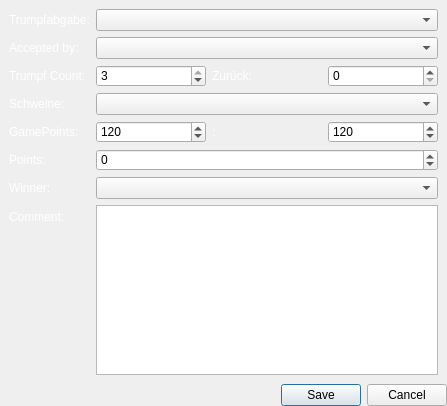
Qt form src/ui/game/newrounddialog.ui (lbproductions/psnewmodel) before a commit.
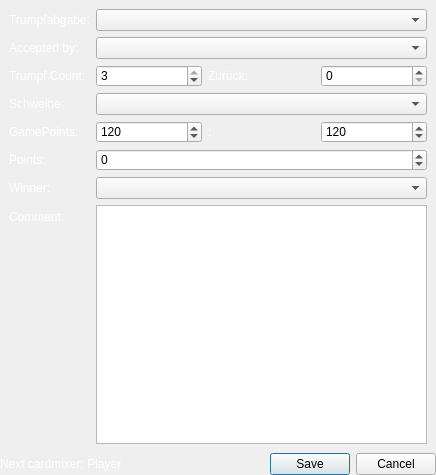
The same form after that commit. Custom widgets are drawn as their Qt base class.

Commit message: Next cardmixer in NewRoundDialog

```diff
--- a/src/ui/game/newrounddialog.ui
+++ b/src/ui/game/newrounddialog.ui
@@ -6,8 +6,8 @@
    <rect>
     <x>0</x>
     <y>0</y>
-    <width>447</width>
-    <height>406</height>
+    <width>436</width>
+    <height>475</height>
    </rect>
   </property>
   <property name="windowTitle">
@@ -504,7 +504,7 @@
           <string>&lt;!DOCTYPE HTML PUBLIC &quot;-//W3C//DTD HTML 4.0//EN&quot; &quot;http://www.w3.org/TR/REC-html40/strict.dtd&quot;&gt;
 &lt;html&gt;&lt;head&gt;&lt;meta name=&quot;qrichtext&quot; content=&quot;1&quot; /&gt;&lt;style type=&quot;text/css&quot;&gt;
 p, li { white-space: pre-wrap; }
-&lt;/style&gt;&lt;/head&gt;&lt;body style=&quot; font-family:'.Lucida Grande UI'; font-size:13pt; font-weight:400; font-style:normal;&quot;&gt;
+&lt;/style&gt;&lt;/head&gt;&lt;body style=&quot; font-family:'.Helvetica Neue DeskInterface'; font-size:13pt; font-weight:400; font-style:normal;&quot;&gt;
 &lt;p style=&quot;-qt-paragraph-type:empty; margin-top:0px; margin-bottom:0px; margin-left:0px; margin-right:0px; -qt-block-indent:0; text-indent:0px; font-family:'Lucida Grande';&quot;&gt;&lt;br /&gt;&lt;/p&gt;&lt;/body&gt;&lt;/html&gt;</string>
          </property>
         </widget>
@@ -617,7 +617,7 @@
    </item>
    <item>
     <widget class="QWidget" name="widget" native="true">
-     <layout class="QVBoxLayout" name="verticalLayout_2">
+     <layout class="QHBoxLayout" name="horizontalLayout_9">
       <property name="leftMargin">
        <number>0</number>
       </property>
@@ -630,8 +630,30 @@
       <property name="bottomMargin">
        <number>0</number>
       </property>
+      <item>
+       <widget class="QLabel" name="labelNextCardmixer">
+        <property name="text">
+         <string>Next cardmixer: Player</string>
+        </property>
+        <property name="margin">
+         <number>5</number>
+        </property>
+       </widget>
+      </item>
       <item>
        <widget class="QDialogButtonBox" name="buttonBox">
+        <property name="sizePolicy">
+         <sizepolicy hsizetype="Minimum" vsizetype="Fixed">
+          <horstretch>0</horstretch>
+          <verstretch>0</verstretch>
+         </sizepolicy>
+        </property>
+        <property name="maximumSize">
+         <size>
+          <width>300</width>
+          <height>150</height>
+         </size>
+        </property>
         <property name="standardButtons">
          <set>QDialogButtonBox::Cancel|QDialogButtonBox::Save</set>
         </property>
```
The commit also changes 1 other file.
